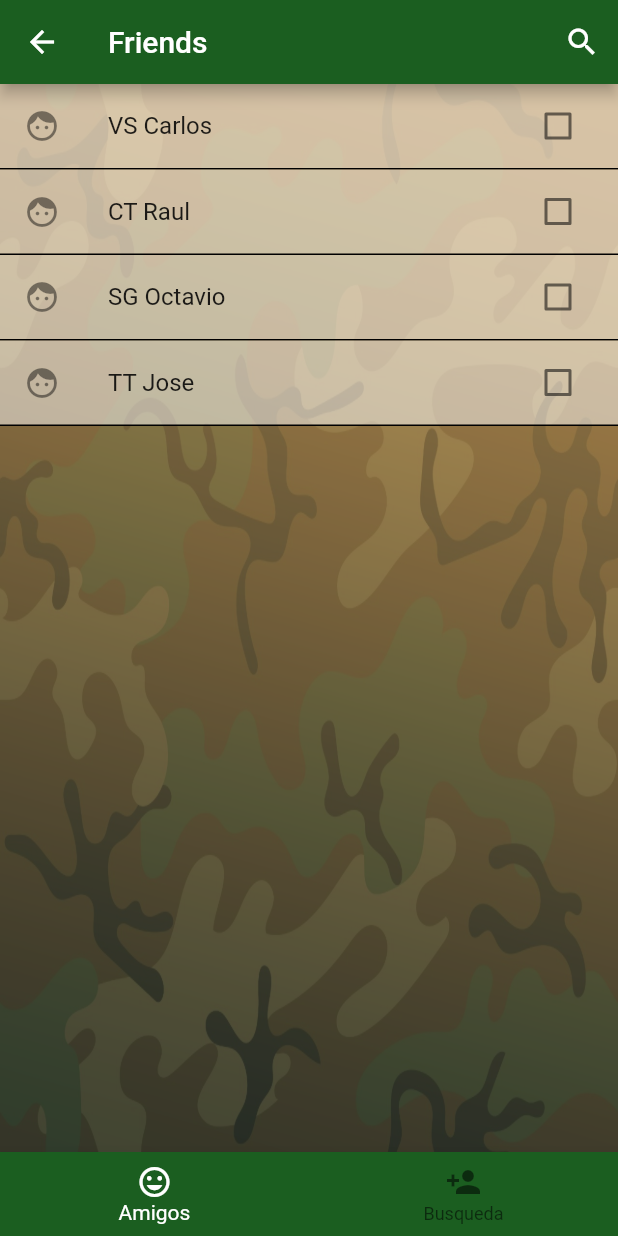
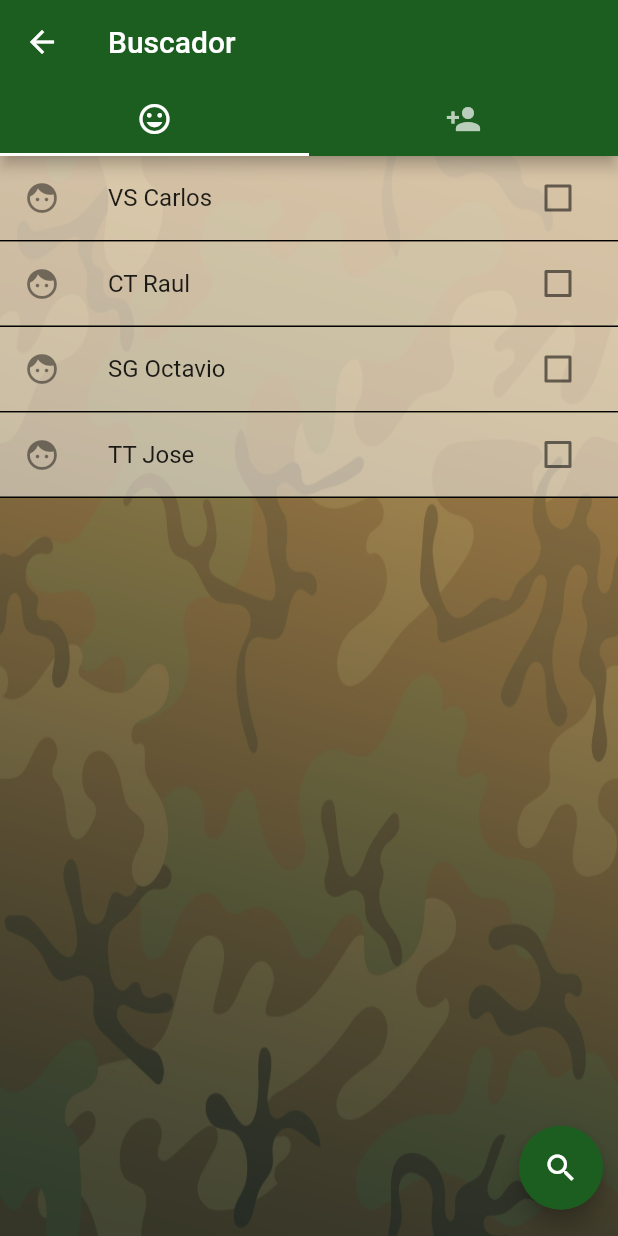
Before and after one commit to santigauto/mayor_g, a Flutter app: the SearchPage screen opened by its route, on a phone screen of 412 x 824 dp. Run offline on Flutter 3.47's test engine with Material 2 defaults, Android fonts, the phone set to English and light mode, and no system bars; our stand-ins replace bordered_text, flutter_secure_storage, flutter_spinkit, pie_chart, shared_preferences; accounts and stored records are empty.

Commit message:
Actualizacion 11/5 y 12/5
-Alertas en los Navigation.pop().
-Modal amigos(a terminar*).
-Loading inicio logueo.
-obtainPassword().
-actualizacion SearchPazge()..

```diff
--- a/lib/views/drawer_options/search_friends_page.dart
+++ b/lib/views/drawer_options/search_friends_page.dart
@@ -21,27 +21,35 @@ class _FriendsPageState extends State<FriendsPage> {
 
   @override
   Widget build(BuildContext context) {
+    final size = MediaQuery.of(context).size;
     return Container(
       child: Scaffold(
-        appBar: AppBar(
-          title: Text('Friends'),
-          actions: <Widget>[
-            IconButton(
-              icon: Icon(Icons.search),
-              onPressed: (){
-                showSearch(context: context, delegate: DataSearch(gente));
-              }),
-          ],
-          ),
         body: Stack(
           children: <Widget>[
             BackgroundWidget(),
             listItem(context, gente)
-              //children: _listaAmigos(),
           ],
         ),
         floatingActionButtonLocation: FloatingActionButtonLocation.centerFloat,
-        floatingActionButton: _playMatchButton()
+        floatingActionButton: Container(
+          width: size.width,
+          height: 59,
+          child: Stack(
+            alignment: Alignment.center,
+            children: <Widget>[
+              _playMatchButton(),
+              Positioned(
+                right: 10,
+                child: FloatingActionButton(
+                  backgroundColor: Theme.of(context).primaryColor,
+                  child: Icon(Icons.search),
+                  onPressed: (){
+                    showSearch(context: context, delegate: DataSearch(gente));
+                  }),
+              ),
+            ],
+          ),
+        )
       ),
     );
 
@@ -94,4 +102,6 @@ class _FriendsPageState extends State<FriendsPage> {
  ///_isSelected = persona
 //}
 
+
+
 }
--- a/lib/views/drawer_options/search_page.dart
+++ b/lib/views/drawer_options/search_page.dart
@@ -1,74 +1,45 @@
 import 'package:flutter/material.dart';
-import 'package:flutter_swiper/flutter_swiper.dart';
+import 'package:mayor_g/views/drawer_options/search_friends_page.dart';
 import 'package:mayor_g/views/drawer_options/search_people_page.dart';
 
-import 'search_friends_page.dart';
-
 class SearchPage extends StatefulWidget {
-  SearchPage({Key key}) : super(key: key);
-
   @override
   _SearchPageState createState() => _SearchPageState();
 }
-SwiperController swiperController = new SwiperController();
-final List<Widget> _widgetOptions = [FriendsPage(), SearchPeoplePage()];
-final List<Icon> _iconos = [Icon(Icons.tag_faces), Icon(Icons.person_add)];
-final List<String> _names = ['Amigos', 'Busqueda'];
-int _selectedIndex = 0;
 
-class _SearchPageState extends State<SearchPage> {
+class _SearchPageState extends State<SearchPage> with SingleTickerProviderStateMixin{
 
-void _onItemSwipped(int index) {
-  setState(() {
-    _selectedIndex = index;
-  });
+  TabController _tabController;
 
-}
-void _onButtonTapped(int index) {
-  setState(() {
-    swiperController.move(index);
-    });}
-
+  @override
+  void initState() {
+    _tabController = new TabController(length: 2, vsync: this);
+    super.initState();
+  }
 
   @override
   Widget build(BuildContext context) {
     return Scaffold(
-    body: Swiper(
-        controller: swiperController,
-        itemCount: _widgetOptions.length,
-        onIndexChanged: _onItemSwipped,
-        itemBuilder: (BuildContext context, _selectedIndex){
-          return  _widgetOptions.elementAt(_selectedIndex);
-        },
+      appBar: AppBar(
+        title: Text("Buscador"),
+        bottom: TabBar(
+          tabs: [
+            Tab(icon: Icon(Icons.tag_faces)),
+            Tab(icon: Icon(Icons.person_add),),
+          ],
+          controller: _tabController,
+          indicatorColor: Colors.white,
+          indicatorSize: TabBarIndicatorSize.tab,
+        ),
+        bottomOpacity: 1,
       ),
-    bottomNavigationBar: buttonNavBar(_widgetOptions, _selectedIndex, _iconos, _names)
-  );
-  }
-
-Widget buttonNavBar(List<Widget> data, int selectedIndex, List<Widget> iconos, List<String> names) {
-    return BottomNavigationBar(
-      backgroundColor: Theme.of(context).primaryColor,
-      items: listaItems(data, iconos, names),
-      currentIndex: selectedIndex,
-      selectedItemColor: Colors.white,
-      onTap: _onButtonTapped,
+      body: TabBarView(
+        children: [
+          FriendsPage(),
+          SearchPeoplePage(),
+        ],
+        controller: _tabController,
+      ),
     );
-
-  }
-
-  List<BottomNavigationBarItem> listaItems(List<Widget> data, List<Widget> iconos, List<String> names) {
-    final List<BottomNavigationBarItem> botones = [];
-    int n = 0;
-    data.forEach((opt) {
-      final widgetTemp = BottomNavigationBarItem(
-        icon: iconos[n],
-        title: Text(
-          names[n]
-        ),
-      );
-      botones.add(widgetTemp);
-      n++;
-    });
-    return botones;
   }
 }
--- a/lib/widgets/side_menu_widget.dart
+++ b/lib/widgets/side_menu_widget.dart
@@ -1,3 +1,5 @@
+import 'dart:convert';
+
 import 'package:flutter/material.dart';
 import 'package:mayor_g/models/profileInfo.dart';
 import 'package:mayor_g/services/auth_service.dart';
@@ -90,7 +92,9 @@ class SideMenuWidget extends StatelessWidget {
   ImageProvider imagen(){
     if(prefs.foto == null || prefs.foto == 'null'){
       return AssetImage('assets/harold.jpeg');
-    }else return NetworkImage(prefs.foto);
+    }else return MemoryImage(
+      base64Decode(prefs.foto),
+    );
   }
 
   Widget _lista() {
--- a/pubspec.yaml
+++ b/pubspec.yaml
@@ -31,6 +31,7 @@ dependencies:
   shared_preferences: ^0.5.7
   flutter_swiper: ^1.1.6
   provider: ^4.0.5+1
+  flutter_spinkit: ^4.1.2+1
 
 dev_dependencies:
   flutter_test:
```
Also changed, not shown: lib/models/auth/obtain_password.dart (added, +17 -0 lines), lib/models/profileInfo.dart (+1 -0 lines), lib/services/auth_service.dart (+26 -0 lines), lib/utils/friend_modal.dart (added, +51 -0 lines), lib/views/drawer_options/search_people_page.dart (+5 -23 lines), lib/views/login_page.dart (+49 -20 lines), lib/views/new_match_page.dart (+5 -3 lines), lib/views/question_page.dart (+5 -3 lines), lib/views/result_page.dart (+19 -1 lines), pubspec.lock.
